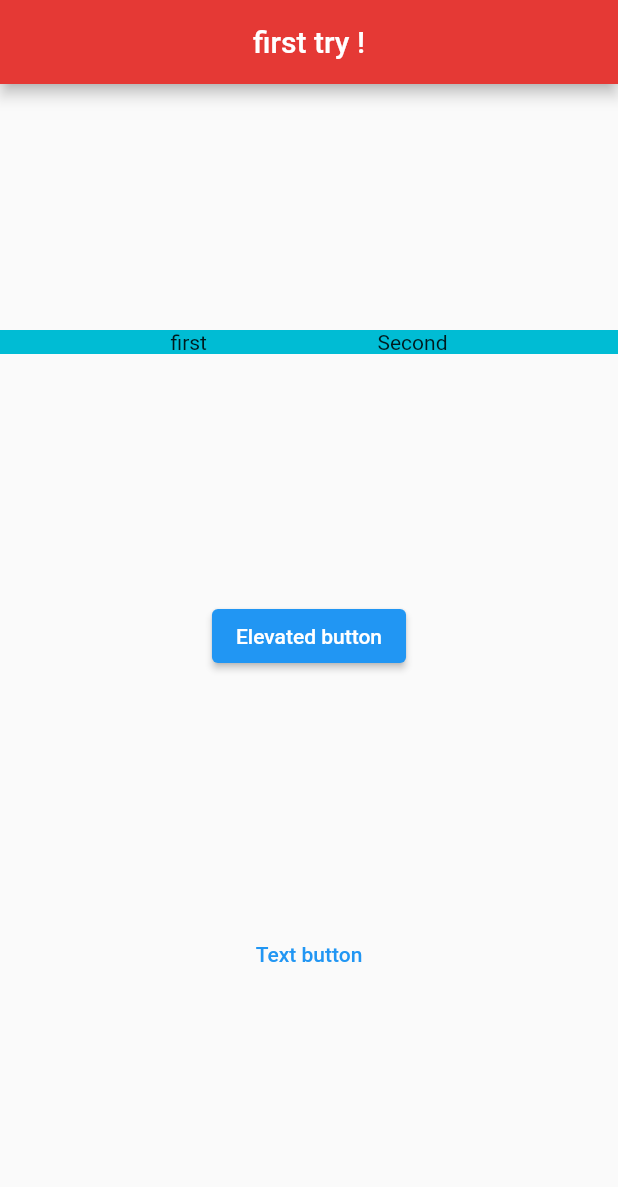
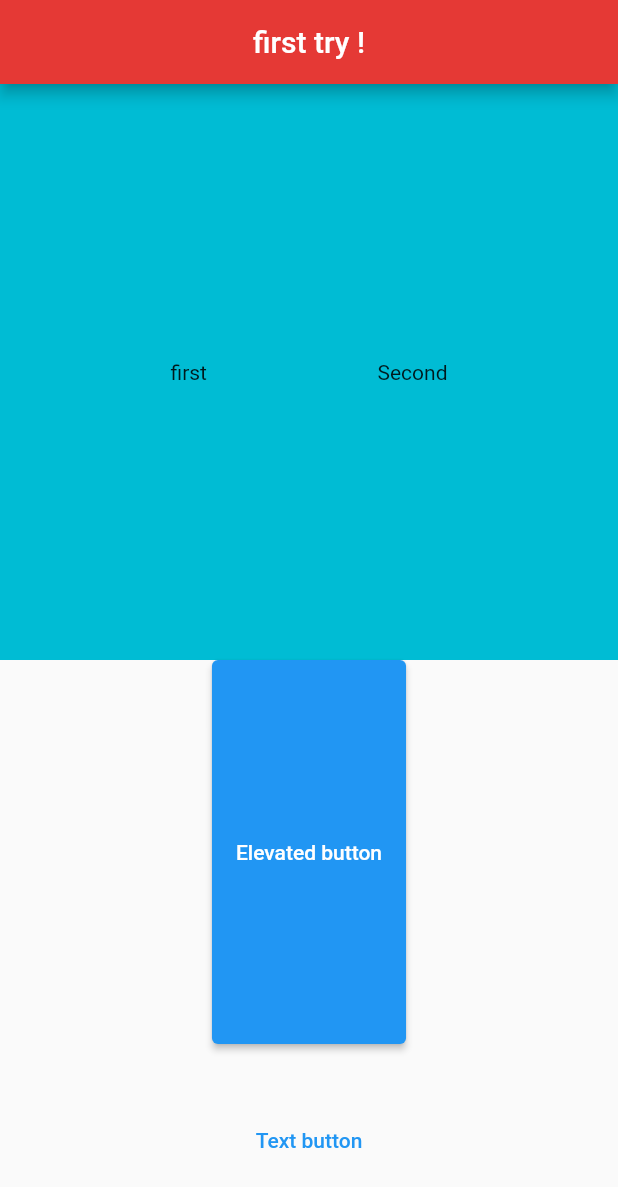
Before and after one commit to BenouaklilHodhaifa/flutter_learning, a Flutter app: the screen it shows after launch, on a phone screen of 412 x 824 dp. Shown: the top 1187 px of the screen. Run offline on Flutter 3.47's test engine with Material 2 defaults, Android fonts, the phone set to English and light mode, and no system bars.

Commit message:
Expended widgets nad flex property

```diff
--- a/lib/main.dart
+++ b/lib/main.dart
@@ -1,7 +1,7 @@
 import 'package:flutter/material.dart';
 
-void main() => runApp( MaterialApp(
-  home: Home(),
+void main() => runApp( const MaterialApp(
+  home: const Home(),
 ));
 
 class Home extends StatelessWidget {
@@ -11,25 +11,37 @@ class Home extends StatelessWidget {
   Widget build(BuildContext context) {
     return Scaffold(
       appBar: AppBar(
-        title: Text('first try !'),
+        title: const Text('first try !'),
         centerTitle: true,
         backgroundColor: Colors.red[600],
       ),
       body: Column(
-        mainAxisAlignment: MainAxisAlignment.spaceEvenly,
         children: [
-          Container(
-            color: Colors.cyan,
-            child: Row(
-              mainAxisAlignment: MainAxisAlignment.spaceEvenly,
-              children: [
-                Text('first'),
-                Text('Second'),
-              ],
+          Expanded(
+            flex: 3,
+            child: Container(
+              color: Colors.cyan,
+              child: Row(
+                mainAxisAlignment: MainAxisAlignment.spaceEvenly,
+                children: [
+                  const Text('first'),
+                  const Text('Second'),
+                ],
+              ),
             ),
           ),
-          ElevatedButton(onPressed: () {print('You pressed the elevated button');}, child: Text('Elevated button')),
-          TextButton(onPressed: () {print('You pressed the text button');}, child: Text('Text button'))
+          Expanded(
+            flex: 2,
+              child: ElevatedButton(
+                  onPressed: () {print('You pressed the elevated button');},
+                  child: const Text('Elevated button'))
+          ),
+          Expanded(
+            flex: 1,
+            child: TextButton(onPressed: () {print('You pressed the text button');},
+                child: const Text('Text button')
+            ),
+          )
         ],
       ),
         );
```
